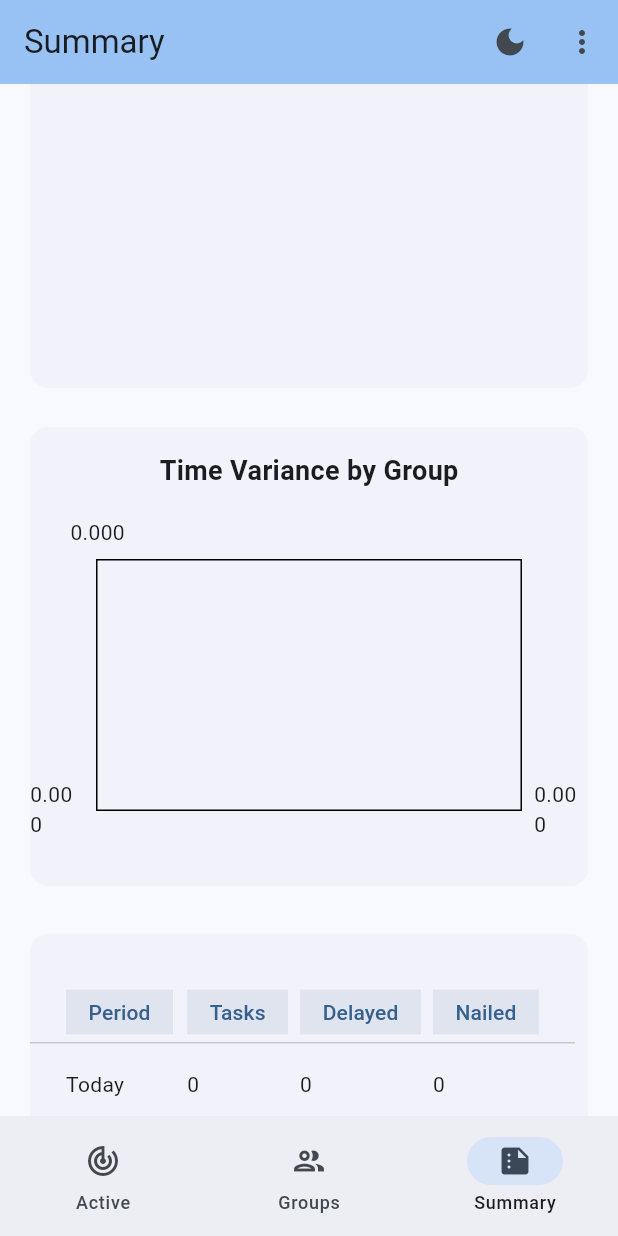
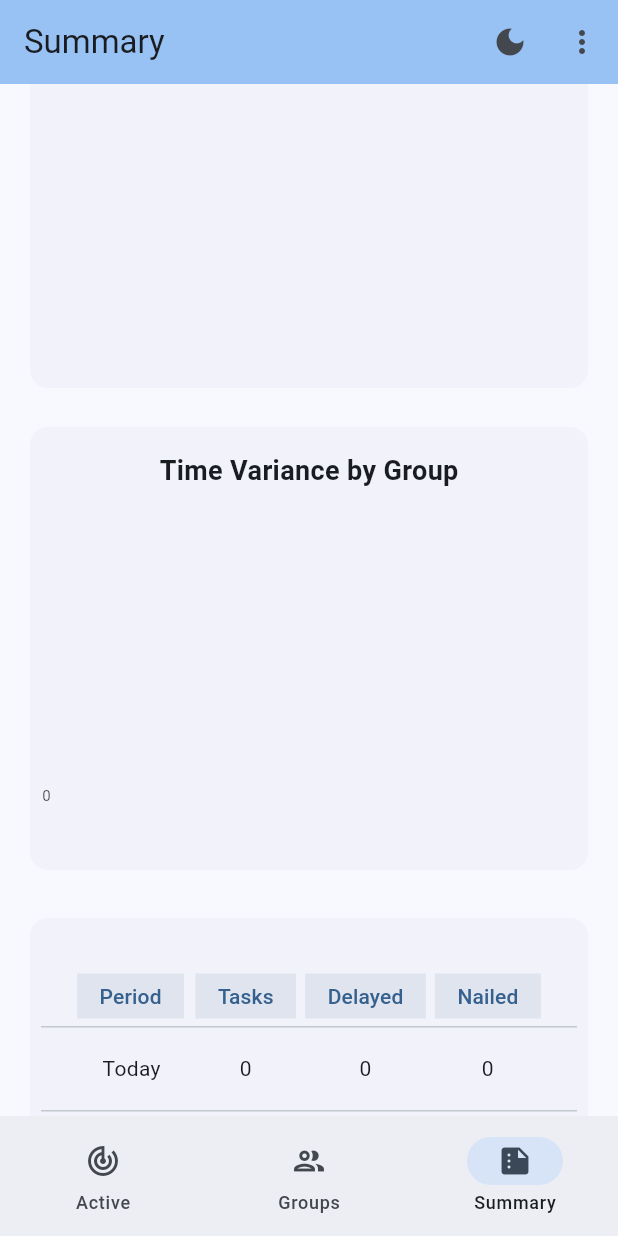
Before and after one commit to HaseebKahn365/my_activities, a Flutter app: the screen it shows after launch, item 3 of the bottom bar chosen, scrolled down 576 dp, on a phone screen of 412 x 824 dp. Run offline on Flutter 3.47's test engine with Material 3 defaults, Android fonts, the phone set to English and light mode, and no system bars; drawn by our look-alikes of fl_chart; our stand-ins replace flutter_animate, jiffy, shared_preferences, sqflite; missing offline and left inert: duration_picker; accounts and stored records are empty.

Commit message:
Update summary.dart

```diff
--- a/lib/screens/summary.dart
+++ b/lib/screens/summary.dart
@@ -35,6 +35,8 @@ import 'dart:developer';
 import 'package:fl_chart/fl_chart.dart';
 import 'package:flutter/material.dart';
 import 'package:my_activities/providers/providers.dart';
+import 'package:my_activities/screens/homepage.dart';
+import 'package:provider/provider.dart';
 
 class SummaryScreen extends StatefulWidget {
   const SummaryScreen({super.key});
@@ -102,6 +104,7 @@ class _SummaryScreenState extends State<SummaryScreen> {
             bottomTitles: AxisTitles(
               sideTitles: SideTitles(
                 showTitles: true,
+
                 reservedSize: 40, // Increased reserved size for labels
                 getTitlesWidget: (value, meta) {
                   if (value >= 0 && value < topActivities.length) {
@@ -117,6 +120,7 @@ class _SummaryScreenState extends State<SummaryScreen> {
                       ),
                     );
                   }
+
                   return const SizedBox.shrink();
                 },
               ),
@@ -134,10 +138,22 @@ class _SummaryScreenState extends State<SummaryScreen> {
               barRods: [
                 BarChartRodData(
                   toY: getActivityDuration(topActivities[index]),
-                  color: Colors.blue,
+                  color: themeProvider.themeData.colorScheme.primary,
                   width: 20,
                 ),
               ],
+            ),
+          ),
+          barTouchData: BarTouchData(
+            touchTooltipData: BarTouchTooltipData(
+              getTooltipItem: (group, groupIndex, rod, rodIndex) {
+                final activity = topActivities[group.x.toInt()];
+                return BarTooltipItem(
+                  '${activity.title}\n${getActivityDuration(activity).toStringAsFixed(0)}m',
+                  const TextStyle(),
+                );
+              },
+              tooltipRoundedRadius: 8,
             ),
           ),
         ),
@@ -158,16 +174,18 @@ class _SummaryScreenState extends State<SummaryScreen> {
 
     // Take top 7 groups
     final topGroups = sortedGroups.take(7).toList();
+    log('BUIDLING THE CHART');
 
     // Generate colors
+    final colorScheme = themeProvider.themeData.colorScheme;
     final colors = [
-      Colors.blue,
-      Colors.red,
-      Colors.green,
-      Colors.yellow,
-      Colors.purple,
-      Colors.orange,
-      Colors.teal,
+      colorScheme.primary.withOpacity(0.5),
+      colorScheme.secondary,
+      colorScheme.tertiary,
+      colorScheme.error,
+      colorScheme.primaryContainer,
+      colorScheme.secondaryContainer,
+      colorScheme.tertiaryContainer,
     ];
 
     return Container(
@@ -183,7 +201,9 @@ class _SummaryScreenState extends State<SummaryScreen> {
                 title: '${topGroups[index].key}\n${topGroups[index].value.toStringAsFixed(0)}m',
                 color: colors[index % colors.length],
                 radius: 100,
-                titleStyle: const TextStyle(fontSize: 12, color: Colors.white),
+                titleStyle: const TextStyle(
+                  fontSize: 12,
+                ),
               ),
             ),
           ),
@@ -193,7 +213,6 @@ class _SummaryScreenState extends State<SummaryScreen> {
   }
 
   Widget buildLineChart(List<DoneActivity> activities) {
-    // Group activities by groupTitle and calculate time variance
     final groupVariances = <String, List<double>>{};
     final timePoints = List.generate(7, (index) => index.toDouble());
 
@@ -202,30 +221,45 @@ class _SummaryScreenState extends State<SummaryScreen> {
       groupVariances.putIfAbsent(group, () => []).add(getTimeVariance(activity));
     }
 
-    // Generate line data for each group
+    final colorScheme = themeProvider.themeData.colorScheme;
     final colors = [
-      Colors.blue,
-      Colors.red,
-      Colors.green,
-      Colors.yellow,
-      Colors.purple,
-      Colors.orange,
-      Colors.teal,
+      colorScheme.primary,
+      colorScheme.secondary,
+      colorScheme.tertiary,
+      colorScheme.error,
+      colorScheme.primaryContainer,
+      colorScheme.secondaryContainer,
+      colorScheme.tertiaryContainer,
     ];
 
-    return AspectRatio(
+    return Padding(
+      padding: const EdgeInsets.symmetric(horizontal: 8.0),
+      child: AspectRatio(
         aspectRatio: 1.5,
         child: LineChart(
           LineChartData(
             lineBarsData: groupVariances.entries.map((entry) {
               final groupIndex = groupVariances.keys.toList().indexOf(entry.key);
+              final color = colors[groupIndex % colors.length];
               return LineChartBarData(
                 spots: List.generate(
                   entry.value.length,
                   (index) => FlSpot(timePoints[index], entry.value[index]),
                 ),
-              color: colors[groupIndex % colors.length],
-              dotData: const FlDotData(show: true),
+                color: color,
+                dotData: FlDotData(
+                  show: true,
+                  getDotPainter: (spot, percent, barData, index) => FlDotCirclePainter(
+                    radius: 4,
+                    color: color,
+                    strokeWidth: 2,
+                    strokeColor: colorScheme.surface,
+                  ),
+                ),
+                belowBarData: BarAreaData(
+                  show: true,
+                  color: color.withOpacity(0.1),
+                ),
               );
             }).toList(),
             titlesData: FlTitlesData(
@@ -238,12 +272,14 @@ class _SummaryScreenState extends State<SummaryScreen> {
                       return Padding(
                         padding: const EdgeInsets.symmetric(horizontal: 4.0),
                         child: SizedBox(
-                        width: 50, // Adjust width to fit the space better
                           child: RotatedBox(
-                          quarterTurns: -1, // Rotate the label for better visibility
+                            quarterTurns: -1,
                             child: Text(
                               activities[value.toInt()].title.length > 10 ? "${activities[value.toInt()].title.substring(0, 7)}..." : activities[value.toInt()].title,
-                            style: const TextStyle(fontSize: 8), // Reduced font size
+                              style: TextStyle(
+                                fontSize: 8,
+                                color: colorScheme.onSurface.withOpacity(0.8),
+                              ),
                               textAlign: TextAlign.center,
                             ),
                           ),
@@ -254,6 +290,71 @@ class _SummaryScreenState extends State<SummaryScreen> {
                   },
                 ),
               ),
+              leftTitles: AxisTitles(
+                sideTitles: SideTitles(
+                  showTitles: true,
+                  reservedSize: 30,
+                  getTitlesWidget: (value, meta) {
+                    return Text(
+                      value.toInt().toString(),
+                      style: TextStyle(
+                        color: colorScheme.onSurface.withOpacity(0.8),
+                        fontSize: 10,
+                      ),
+                    );
+                  },
+                ),
+              ),
+              rightTitles: const AxisTitles(
+                sideTitles: SideTitles(showTitles: false),
+              ),
+              topTitles: const AxisTitles(
+                sideTitles: SideTitles(showTitles: false),
+              ),
+            ),
+            gridData: FlGridData(
+              drawVerticalLine: false,
+              drawHorizontalLine: true,
+              horizontalInterval: 5, // Increased interval for less cluttered grid
+              checkToShowHorizontalLine: (value) => value % 5 == 0, // Only show lines at intervals of 5
+              getDrawingHorizontalLine: (value) {
+                return FlLine(
+                  color: value == 0 ? colorScheme.outline : colorScheme.outline.withOpacity(0.2),
+                  strokeWidth: value == 0 ? 1.5 : 0.5,
+                  dashArray: value == 0 ? null : [5, 5],
+                );
+              },
+            ),
+            borderData: FlBorderData(show: false),
+            lineTouchData: LineTouchData(
+              touchTooltipData: LineTouchTooltipData(
+                tooltipRoundedRadius: 8,
+                tooltipBorder: BorderSide(
+                  color: colorScheme.outline.withOpacity(0.2),
+                  width: 1,
+                ),
+                tooltipPadding: const EdgeInsets.symmetric(
+                  horizontal: 12,
+                  vertical: 8,
+                ),
+                getTooltipItems: (touchedSpots) {
+                  return touchedSpots.map((spot) {
+                    final groupIndex = spot.barIndex;
+                    final groupName = groupVariances.keys.toList()[groupIndex];
+                    return LineTooltipItem(
+                      '$groupName\n${spot.y.toStringAsFixed(1)} min',
+                      TextStyle(
+                        color: colorScheme.onSurface,
+                        fontWeight: FontWeight.w600,
+                        fontSize: 12,
+                      ),
+                    );
+                  }).toList();
+                },
+              ),
+              handleBuiltInTouches: true,
+              touchSpotThreshold: 20,
+            ),
           ),
         ),
       ),
@@ -261,7 +362,6 @@ class _SummaryScreenState extends State<SummaryScreen> {
   }
 
   Widget buildStatisticsTable(List<DoneActivity> allActivities) {
-    final theme = themeProvider.themeData.colorScheme;
     final now = DateTime.now();
     final startOfDay = DateTime(now.year, now.month, now.day);
     final startOfWeek = startOfDay.subtract(Duration(days: startOfDay.weekday - 1));
@@ -309,13 +409,13 @@ class _SummaryScreenState extends State<SummaryScreen> {
       return Container(
         padding: const EdgeInsets.symmetric(horizontal: 15, vertical: 5),
         decoration: BoxDecoration(
-          color: theme.primary.withOpacity(0.1),
+          color: themeProvider.themeData.colorScheme.primary.withOpacity(0.1),
         ),
         child: Text(
           text,
           style: TextStyle(
             // fontWeight: FontWeight.bold,
-            color: theme.primary,
+            color: themeProvider.themeData.colorScheme.primary,
           ),
         ),
       );
@@ -332,43 +432,45 @@ class _SummaryScreenState extends State<SummaryScreen> {
       elevation: 0,
       margin: const EdgeInsets.all(8.0),
       child: Column(
-        crossAxisAlignment: CrossAxisAlignment.start,
+        crossAxisAlignment: CrossAxisAlignment.center,
         children: [
           const Padding(
             padding: EdgeInsets.all(16.0),
           ),
-          SingleChildScrollView(
+          Center(
+            child: SingleChildScrollView(
               scrollDirection: Axis.horizontal,
               child: DataTable(
                 headingRowHeight: 40,
                 dataRowMaxHeight: 56,
-              columnSpacing: 8,
+                columnSpacing: 6,
                 columns: [
-                DataColumn(label: buildHeaderCell('Period')),
-                DataColumn(label: buildHeaderCell('Tasks')),
-                DataColumn(label: buildHeaderCell('Delayed')),
-                DataColumn(label: buildHeaderCell('Nailed')),
+                  DataColumn(label: Center(child: buildHeaderCell('Period'))),
+                  DataColumn(label: Center(child: buildHeaderCell('Tasks'))),
+                  DataColumn(label: Center(child: buildHeaderCell('Delayed'))),
+                  DataColumn(label: Center(child: buildHeaderCell('Nailed'))),
                 ],
                 rows: [
                   DataRow(cells: [
-                  DataCell(buildDataCell('Today', isHighlight: true)),
-                  DataCell(buildDataCell(dayStats['total'].toString(), isHighlight: true)),
-                  DataCell(buildDataCell(dayStats['delayed'].toString(), isHighlight: true)),
-                  DataCell(buildDataCell(dayStats['ahead'].toString(), isHighlight: true)),
+                    DataCell(Center(child: buildDataCell('Today', isHighlight: true))),
+                    DataCell(Center(child: buildDataCell(dayStats['total'].toString(), isHighlight: true))),
+                    DataCell(Center(child: buildDataCell(dayStats['delayed'].toString(), isHighlight: true))),
+                    DataCell(Center(child: buildDataCell(dayStats['ahead'].toString(), isHighlight: true))),
                   ]),
                   DataRow(cells: [
-                  DataCell(buildDataCell('This Week')),
-                  DataCell(buildDataCell(weekStats['total'].toString())),
-                  DataCell(buildDataCell(weekStats['delayed'].toString())),
-                  DataCell(buildDataCell(weekStats['ahead'].toString())),
+                    DataCell(Center(child: buildDataCell('This Week'))),
+                    DataCell(Center(child: buildDataCell(weekStats['total'].toString()))),
+                    DataCell(Center(child: buildDataCell(weekStats['delayed'].toString()))),
+                    DataCell(Center(child: buildDataCell(weekStats['ahead'].toString()))),
                   ]),
                   DataRow(cells: [
-                  DataCell(buildDataCell('This Month')),
-                  DataCell(buildDataCell(monthStats['total'].toString())),
-                  DataCell(buildDataCell(monthStats['delayed'].toString())),
-                  DataCell(buildDataCell(monthStats['ahead'].toString())),
+                    DataCell(Center(child: buildDataCell('This Month'))),
+                    DataCell(Center(child: buildDataCell(monthStats['total'].toString()))),
+                    DataCell(Center(child: buildDataCell(monthStats['delayed'].toString()))),
+                    DataCell(Center(child: buildDataCell(monthStats['ahead'].toString()))),
                   ]),
                 ],
+              ),
             ),
           ),
           Row(
@@ -402,6 +504,8 @@ class _SummaryScreenState extends State<SummaryScreen> {
     final activities = databaseActivitiesProvider.activities;
     final filteredActivities = filterActivities(activities, selectedTimeRange);
 
+    return Consumer(builder: (context, ThemeProvider themeProvider, child) {
+      log('rebuilding');
       return Scaffold(
         body: Padding(
           padding: const EdgeInsets.symmetric(horizontal: 12.0),
@@ -487,5 +591,6 @@ class _SummaryScreenState extends State<SummaryScreen> {
           ),
         ),
       );
+    });
   }
 }
```
Lines whose indentation alone changed are shown as unchanged.
